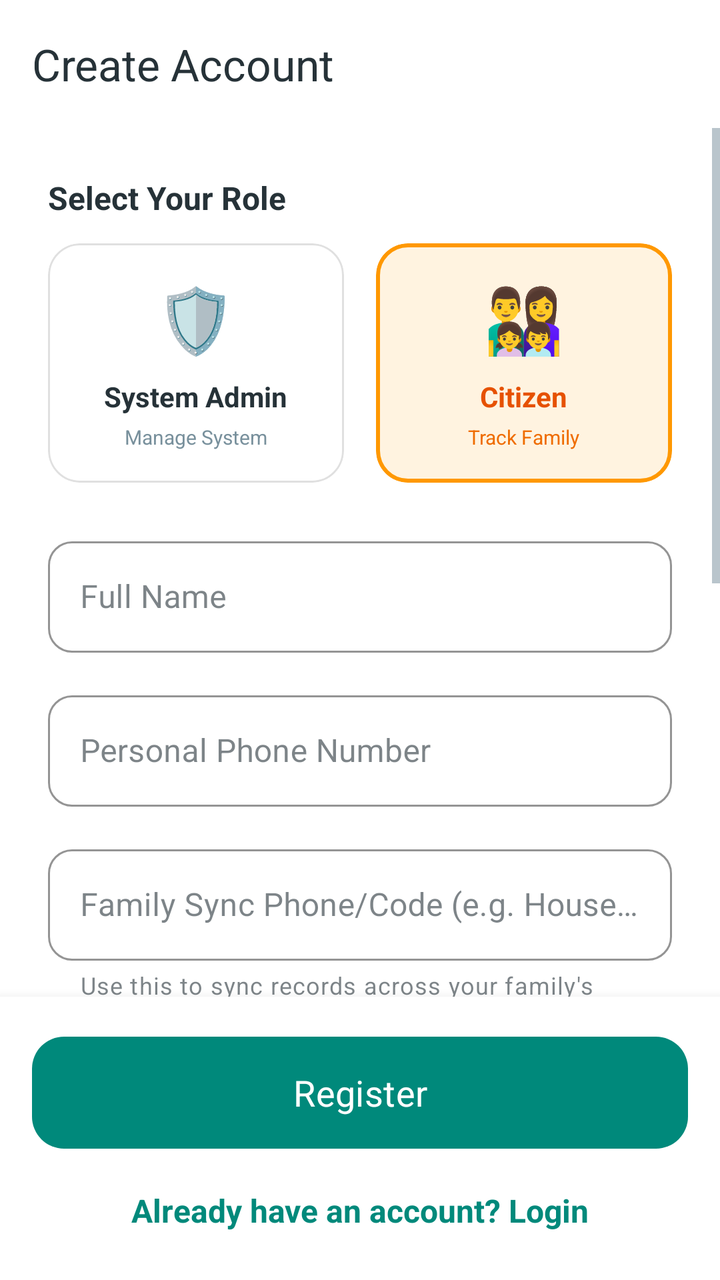
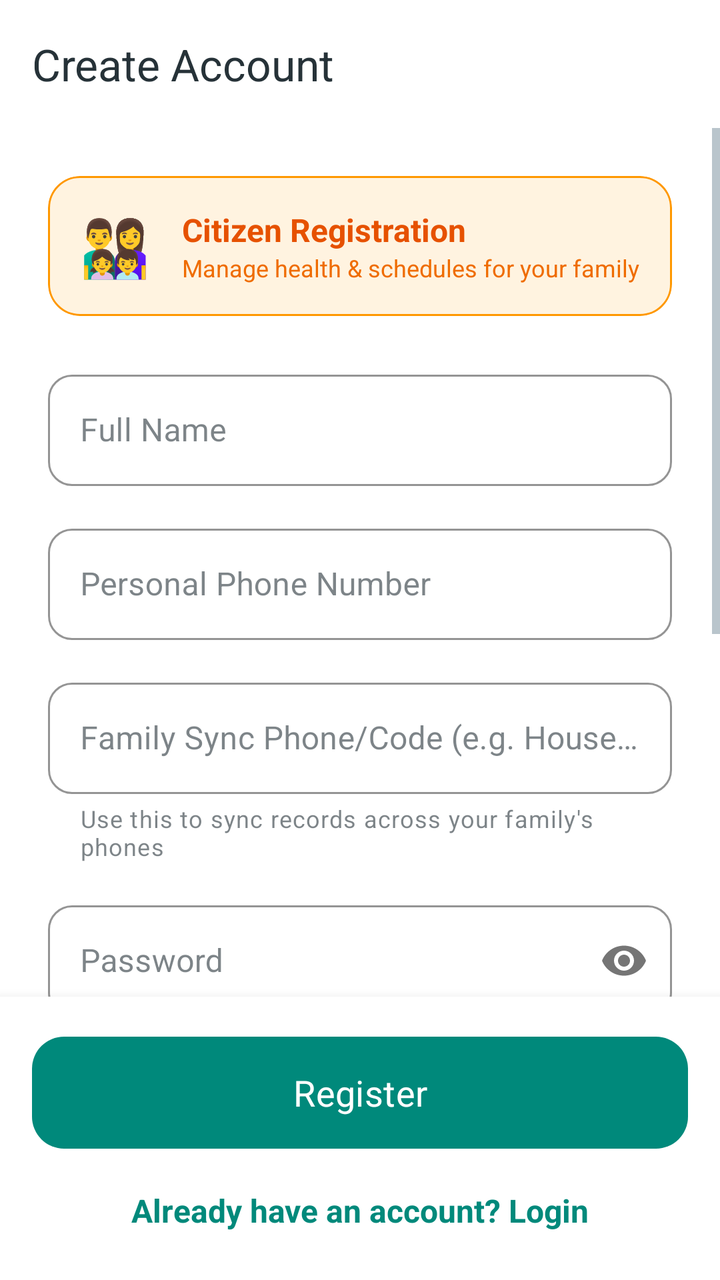

Before-and-after screenshots of an Android layout around one commit, followed by the original layout XML and the change that was made.
<!-- AndroidManifest.xml: application theme Theme.DigitalVaccineApp -->
<!-- res/layout/activity_register.xml -->
<?xml version="1.0" encoding="utf-8"?>
<androidx.coordinatorlayout.widget.CoordinatorLayout xmlns:android="http://schemas.android.com/apk/res/android"
    xmlns:app="http://schemas.android.com/apk/res-auto"
    android:layout_width="match_parent"
    android:layout_height="match_parent"
    android:background="@color/bg_user">

    <com.google.android.material.appbar.AppBarLayout
        android:layout_width="match_parent"
        android:layout_height="wrap_content"
        android:background="@color/white"
        app:elevation="0dp">

        <com.google.android.material.appbar.MaterialToolbar
            android:id="@+id/toolbar"
            android:layout_width="match_parent"
            android:layout_height="?attr/actionBarSize"
            app:title="Create Account"
            app:titleTextColor="@color/text_main" />

    </com.google.android.material.appbar.AppBarLayout>

    <RelativeLayout
        android:layout_width="match_parent"
        android:layout_height="match_parent"
        app:layout_behavior="@string/appbar_scrolling_view_behavior">

        <ScrollView
            android:layout_width="match_parent"
            android:layout_height="match_parent"
            android:layout_above="@+id/bottomBar"
            android:fillViewport="true">

            <LinearLayout
                android:layout_width="match_parent"
                android:layout_height="wrap_content"
                android:background="@color/white"
                android:orientation="vertical"
                android:padding="24dp">

            <TextView
                android:layout_width="wrap_content"
                android:layout_height="wrap_content"
                android:text="Select Your Role"
                android:textColor="@color/text_main"
                android:textStyle="bold"
                android:textSize="16sp"
                android:layout_marginBottom="12dp" />

            <LinearLayout
                android:layout_width="match_parent"
                android:layout_height="wrap_content"
                android:orientation="horizontal"
                android:layout_marginBottom="24dp">

                
                <com.google.android.material.card.MaterialCardView
                    android:id="@+id/cardAdmin"
                    android:layout_width="0dp"
                    android:layout_height="wrap_content"
                    android:layout_weight="1"
                    android:layout_marginEnd="8dp"
                    app:cardBackgroundColor="@color/white"
                    app:cardCornerRadius="16dp"
                    app:strokeColor="#E0E0E0"
                    app:strokeWidth="1dp"
                    android:clickable="true"
                    android:focusable="true">
                    
                    <LinearLayout
                        android:layout_width="match_parent"
                        android:layout_height="wrap_content"
                        android:orientation="vertical"
                        android:gravity="center"
                        android:padding="16dp">
                        
                        <TextView
                            android:layout_width="wrap_content"
                            android:layout_height="wrap_content"
                            android:text="🛡️"
                            android:textSize="32sp" />
                        
                        <TextView
                            android:layout_width="wrap_content"
                            android:layout_height="wrap_content"
                            android:layout_marginTop="8dp"
                            android:text="System Admin"
                            android:textColor="@color/text_main"
                            android:textStyle="bold"
                            android:textSize="14sp" />
                            
                        <TextView
                            android:layout_width="wrap_content"
                            android:layout_height="wrap_content"
                            android:layout_marginTop="4dp"
                            android:text="Manage System"
                            android:textColor="@color/text_sub"
                            android:textSize="10sp"
                            android:gravity="center" />
                    </LinearLayout>
                </com.google.android.material.card.MaterialCardView>

                
                <com.google.android.material.card.MaterialCardView
                    android:id="@+id/cardCitizen"
                    android:layout_width="0dp"
                    android:layout_height="wrap_content"
                    android:layout_weight="1"
                    android:layout_marginStart="8dp"
                    app:cardBackgroundColor="#FFF3E0"
                    app:cardCornerRadius="16dp"
                    app:strokeColor="#FF9800"
                    app:strokeWidth="2dp"
                    android:clickable="true"
                    android:focusable="true">
                    
                    <LinearLayout
                        android:layout_width="match_parent"
                        android:layout_height="wrap_content"
                        android:orientation="vertical"
                        android:gravity="center"
                        android:padding="16dp">
                        
                        <TextView
                            android:layout_width="wrap_content"
                            android:layout_height="wrap_content"
                            android:text="👨‍👩‍👧‍👦"
                            android:textSize="32sp" />
                        
                        <TextView
                            android:layout_width="wrap_content"
                            android:layout_height="wrap_content"
                            android:layout_marginTop="8dp"
                            android:text="Citizen"
                            android:textColor="#E65100"
                            android:textStyle="bold"
                            android:textSize="14sp" />
                            
                        <TextView
                            android:layout_width="wrap_content"
                            android:layout_height="wrap_content"
                            android:layout_marginTop="4dp"
                            android:text="Track Family"
                            android:textColor="#EF6C00"
                            android:textSize="10sp"
                            android:gravity="center" />
                    </LinearLayout>
                </com.google.android.material.card.MaterialCardView>
            </LinearLayout>
            <com.google.android.material.textfield.TextInputLayout
                style="@style/Widget.MaterialComponents.TextInputLayout.OutlinedBox"
                android:layout_width="match_parent"
                android:layout_height="wrap_content"
                android:layout_marginBottom="16dp"
                android:hint="Full Name"
                app:boxStrokeColor="@color/primary_blue">

                <com.google.android.material.textfield.TextInputEditText
                    android:id="@+id/etName"
                    android:layout_width="match_parent"
                    android:layout_height="wrap_content"
                    android:inputType="textPersonName" />
            </com.google.android.material.textfield.TextInputLayout>



            <com.google.android.material.textfield.TextInputLayout
                style="@style/Widget.MaterialComponents.TextInputLayout.OutlinedBox"
                android:layout_width="match_parent"
                android:layout_height="wrap_content"
                android:layout_marginBottom="16dp"
                android:hint="Personal Phone Number"
                app:boxStrokeColor="@color/primary_blue">

                <com.google.android.material.textfield.TextInputEditText
                    android:id="@+id/etPhone"
                    android:layout_width="match_parent"
                    android:layout_height="wrap_content"
                    android:inputType="phone" />
            </com.google.android.material.textfield.TextInputLayout>

            <com.google.android.material.textfield.TextInputLayout
                style="@style/Widget.MaterialComponents.TextInputLayout.OutlinedBox"
                android:layout_width="match_parent"
                android:layout_height="wrap_content"
                android:layout_marginBottom="16dp"
                android:hint="Family Sync Phone/Code (e.g. Household Head Num)"
                app:boxStrokeColor="@color/primary_blue"
                app:helperText="Use this to sync records across your family's phones">

                <com.google.android.material.textfield.TextInputEditText
                    android:id="@+id/etFamilySyncPhone"
                    android:layout_width="match_parent"
                    android:layout_height="wrap_content"
                    android:inputType="phone" />
            </com.google.android.material.textfield.TextInputLayout>



            <com.google.android.material.textfield.TextInputLayout
                style="@style/Widget.MaterialComponents.TextInputLayout.OutlinedBox"
                android:layout_width="match_parent"
                android:layout_height="wrap_content"
                android:layout_marginBottom="16dp"
                android:hint="Password"
                app:passwordToggleEnabled="true"
                app:boxStrokeColor="@color/primary_blue">

                <com.google.android.material.textfield.TextInputEditText
                    android:id="@+id/etPassword"
                    android:layout_width="match_parent"
                    android:layout_height="wrap_content"
                    android:inputType="textPassword" />
            </com.google.android.material.textfield.TextInputLayout>

            <com.google.android.material.textfield.TextInputLayout
                style="@style/Widget.MaterialComponents.TextInputLayout.OutlinedBox"
                android:layout_width="match_parent"
                android:layout_height="wrap_content"
                android:layout_marginBottom="16dp"
                android:hint="Confirm Password"
                app:passwordToggleEnabled="true"
                app:boxStrokeColor="@color/primary_blue">

                <com.google.android.material.textfield.TextInputEditText
                    android:id="@+id/etConfirmPassword"
                    android:layout_width="match_parent"
                    android:layout_height="wrap_content"
                    android:inputType="textPassword" />
            </com.google.android.material.textfield.TextInputLayout>

            <com.google.android.material.textfield.TextInputLayout
                style="@style/Widget.MaterialComponents.TextInputLayout.OutlinedBox"
                android:layout_width="match_parent"
                android:layout_height="wrap_content"
                android:layout_marginBottom="16dp"
                android:hint="Age"
                app:boxStrokeColor="@color/primary_blue">

                <com.google.android.material.textfield.TextInputEditText
                    android:id="@+id/etAge"
                    android:layout_width="match_parent"
                    android:layout_height="wrap_content"
                    android:inputType="number" />
            </com.google.android.material.textfield.TextInputLayout>

            <TextView
                android:layout_width="wrap_content"
                android:layout_height="wrap_content"
                android:layout_marginTop="8dp"
                android:text="Gender"
                android:textColor="@color/text_main" />

            <RadioGroup
                android:id="@+id/rgGender"
                android:layout_width="match_parent"
                android:layout_height="wrap_content"
                android:layout_marginBottom="32dp"
                android:orientation="horizontal">

                <RadioButton
                    android:id="@+id/rbMale"
                    android:layout_width="wrap_content"
                    android:layout_height="wrap_content"
                    android:layout_weight="1"
                    android:text="Male" />

                <RadioButton
                    android:id="@+id/rbFemale"
                    android:layout_width="wrap_content"
                    android:layout_height="wrap_content"
                    android:layout_weight="1"
                    android:text="Female" />
                    
                <RadioButton
                    android:id="@+id/rbOther"
                    android:layout_width="wrap_content"
                    android:layout_height="wrap_content"
                    android:layout_weight="1"
                    android:text="Other" />
            </RadioGroup>

            </LinearLayout>
        </ScrollView>

        <FrameLayout
            android:id="@+id/bottomBar"
            android:layout_width="match_parent"
            android:layout_height="wrap_content"
            android:layout_alignParentBottom="true"
            android:background="?attr/colorSurface"
            android:elevation="8dp"
            android:padding="16dp">
            
            <LinearLayout
                android:layout_width="match_parent"
                android:layout_height="wrap_content"
                android:orientation="vertical">

                <com.google.android.material.button.MaterialButton
                    android:id="@+id/btnRegister"
                    android:layout_width="match_parent"
                    android:layout_height="64dp"
                    android:text="Register"
                    android:textAllCaps="false"
                    android:textSize="18sp"
                    app:cornerRadius="16dp" />

                <TextView
                    android:id="@+id/tvLogin"
                    android:layout_width="wrap_content"
                    android:layout_height="wrap_content"
                    android:layout_gravity="center"
                    android:layout_marginTop="8dp"
                    android:padding="8dp"
                    android:text="Already have an account? Login"
                    android:textColor="@color/primary_blue"
                    android:textSize="16sp"
                    android:textStyle="bold" />
            </LinearLayout>
        </FrameLayout>

    </RelativeLayout>

</androidx.coordinatorlayout.widget.CoordinatorLayout>
<!-- resources referenced by this layout -->
<resources>
  <color name="bg_user">#F5F7F7</color>
  <color name="primary_blue">#00897B</color>
  <color name="text_main">#263238</color>
  <color name="text_sub">#78909C</color>
  <color name="white">#FFFFFFFF</color>
  <style name="Theme.DigitalVaccineApp" parent="Theme.Material3.DayNight.NoActionBar">
          
          <item name="colorPrimary">@color/primary_teal</item>
          <item name="colorOnPrimary">@color/white</item>
          <item name="colorPrimaryContainer">@color/accent_teal_light</item>
          <item name="colorOnPrimaryContainer">@color/primary_teal_dark</item>
          
          <item name="colorSecondary">@color/primary_teal</item>
          <item name="colorOnSecondary">@color/white</item>
          <item name="colorSecondaryContainer">@color/accent_teal_light</item>
          <item name="colorOnSecondaryContainer">@color/primary_teal_dark</item>
          
          
          <item name="android:windowBackground">@color/bg_user</item>
          <item name="colorSurface">@color/white</item>
          <item name="colorOnSurface">@color/text_main</item>
          <item name="colorSurfaceVariant">@color/bg_user</item>
          <item name="colorOnSurfaceVariant">@color/text_sub</item>
          
          
          <item name="android:textColorPrimary">@color/text_main</item>
          <item name="android:textColorSecondary">@color/text_sub</item>
          
          
          <item name="android:statusBarColor">@color/bg_user</item>
          <item name="android:windowLightStatusBar">true</item>
          
          <item name="colorOutline">@color/stroke_color</item>
          
          
          <item name="shapeAppearanceSmallComponent">@style/ShapeAppearanceOverlay.App.SmallComponent</item>
          <item name="shapeAppearanceMediumComponent">@style/ShapeAppearanceOverlay.App.MediumComponent</item>
          <item name="shapeAppearanceLargeComponent">@style/ShapeAppearanceOverlay.App.LargeComponent</item>
          
          <item name="fontFamily">sans-serif</item>
          <item name="bottomNavigationStyle">@style/Widget.App.BottomNavigationView</item>
      </style>
  <color name="primary_teal">#00897B</color>
  <color name="accent_teal_light">#E0F2F1</color>
  <color name="primary_teal_dark">#00695C</color>
  <color name="stroke_color">#ECEFF1</color>
  <style name="ShapeAppearanceOverlay.App.SmallComponent" parent="">
          <item name="cornerFamily">rounded</item>
          <item name="cornerSize">12dp</item>
      </style>
  <style name="ShapeAppearanceOverlay.App.MediumComponent" parent="">
          <item name="cornerFamily">rounded</item>
          <item name="cornerSize">16dp</item>
      </style>
  <style name="ShapeAppearanceOverlay.App.LargeComponent" parent="">
          <item name="cornerFamily">rounded</item>
          <item name="cornerSize">24dp</item>
      </style>
  <style name="Widget.App.BottomNavigationView" parent="Widget.Material3.BottomNavigationView">
          <item name="itemIconTint">@color/primary_teal</item>
          <item name="itemTextColor">@color/primary_teal</item>
          <item name="labelVisibilityMode">labeled</item>
          <item name="android:background">@color/white</item>
      </style>
</resources>

<!-- the commit's change to res/layout/activity_register.xml (unified diff, before → after) -->
@@ -38,115 +38,53 @@
                 android:orientation="vertical"
                 android:padding="24dp">
 
-            <TextView
-                android:layout_width="wrap_content"
-                android:layout_height="wrap_content"
-                android:text="Select Your Role"
-                android:textColor="@color/text_main"
-                android:textStyle="bold"
-                android:textSize="16sp"
-                android:layout_marginBottom="12dp" />
-
-            <LinearLayout
-                android:layout_width="match_parent"
-                android:layout_height="wrap_content"
-                android:orientation="horizontal"
-                android:layout_marginBottom="24dp">
-
+            
+            <com.google.android.material.card.MaterialCardView
+                android:layout_width="match_parent"
+                android:layout_height="wrap_content"
+                android:layout_marginBottom="24dp"
+                app:cardBackgroundColor="#FFF3E0"
+                app:cardCornerRadius="16dp"
+                app:strokeColor="#FF9800"
+                app:strokeWidth="1dp">
                 
-                <com.google.android.material.card.MaterialCardView
-                    android:id="@+id/cardAdmin"
-                    android:layout_width="0dp"
-                    android:layout_height="wrap_content"
-                    android:layout_weight="1"
-                    android:layout_marginEnd="8dp"
-                    app:cardBackgroundColor="@color/white"
-                    app:cardCornerRadius="16dp"
-                    app:strokeColor="#E0E0E0"
-                    app:strokeWidth="1dp"
-                    android:clickable="true"
-                    android:focusable="true">
+                <LinearLayout
+                    android:layout_width="match_parent"
+                    android:layout_height="wrap_content"
+                    android:orientation="horizontal"
+                    android:gravity="center_vertical"
+                    android:padding="16dp">
+                    
+                    <TextView
+                        android:layout_width="wrap_content"
+                        android:layout_height="wrap_content"
+                        android:text="👨‍👩‍👧‍👦"
+                        android:textSize="28sp"
+                        android:layout_marginEnd="16dp" />
                     
                     <LinearLayout
-                        android:layout_width="match_parent"
+                        android:layout_width="0dp"
                         android:layout_height="wrap_content"
-                        android:orientation="vertical"
-                        android:gravity="center"
-                        android:padding="16dp">
+                        android:layout_weight="1"
+                        android:orientation="vertical">
                         
                         <TextView
                             android:layout_width="wrap_content"
                             android:layout_height="wrap_content"
-                            android:text="🛡️"
-                            android:textSize="32sp" />
-                        
-                        <TextView
-                            android:layout_width="wrap_content"
-                            android:layout_height="wrap_content"
-                            android:layout_marginTop="8dp"
-                            android:text="System Admin"
-                            android:textColor="@color/text_main"
+                            android:text="Citizen Registration"
+                            android:textColor="#E65100"
                             android:textStyle="bold"
-                            android:textSize="14sp" />
+                            android:textSize="16sp" />
                             
                         <TextView
                             android:layout_width="wrap_content"
                             android:layout_height="wrap_content"
-                            android:layout_marginTop="4dp"
-                            android:text="Manage System"
-                            android:textColor="@color/text_sub"
-                            android:textSize="10sp"
-                            android:gravity="center" />
+                            android:text="Manage health &amp; schedules for your family"
+                            android:textColor="#EF6C00"
+                            android:textSize="12sp" />
                     </LinearLayout>
-                </com.google.android.material.card.MaterialCardView>
-
-                
-                <com.google.android.material.card.MaterialCardView
-                    android:id="@+id/cardCitizen"
-                    android:layout_width="0dp"
-                    android:layout_height="wrap_content"
-                    android:layout_weight="1"
-                    android:layout_marginStart="8dp"
-                    app:cardBackgroundColor="#FFF3E0"
-                    app:cardCornerRadius="16dp"
-                    app:strokeColor="#FF9800"
-                    app:strokeWidth="2dp"
-                    android:clickable="true"
-                    android:focusable="true">
-                    
-                    <LinearLayout
-                        android:layout_width="match_parent"
-                        android:layout_height="wrap_content"
-                        android:orientation="vertical"
-                        android:gravity="center"
-                        android:padding="16dp">
-                        
-                        <TextView
-                            android:layout_width="wrap_content"
-                            android:layout_height="wrap_content"
-                            android:text="👨‍👩‍👧‍👦"
-                            android:textSize="32sp" />
-                        
-                        <TextView
-                            android:layout_width="wrap_content"
-                            android:layout_height="wrap_content"
-                            android:layout_marginTop="8dp"
-                            android:text="Citizen"
-                            android:textColor="#E65100"
-                            android:textStyle="bold"
-                            android:textSize="14sp" />
-                            
-                        <TextView
-                            android:layout_width="wrap_content"
-                            android:layout_height="wrap_content"
-                            android:layout_marginTop="4dp"
-                            android:text="Track Family"
-                            android:textColor="#EF6C00"
-                            android:textSize="10sp"
-                            android:gravity="center" />
-                    </LinearLayout>
-                </com.google.android.material.card.MaterialCardView>
-            </LinearLayout>
+                </LinearLayout>
+            </com.google.android.material.card.MaterialCardView>
             <com.google.android.material.textfield.TextInputLayout
                 style="@style/Widget.MaterialComponents.TextInputLayout.OutlinedBox"
                 android:layout_width="match_parent"
<!-- resource entries referenced after the edit -->
@@ -3,7 +3,6 @@
   <color name="bg_user">#F5F7F7</color>
   <color name="primary_blue">#00897B</color>
   <color name="text_main">#263238</color>
-  <color name="text_sub">#78909C</color>
   <color name="white">#FFFFFFFF</color>
   <style name="Theme.DigitalVaccineApp" parent="Theme.Material3.DayNight.NoActionBar">
           
@@ -45,6 +44,7 @@
   <color name="primary_teal">#00897B</color>
   <color name="accent_teal_light">#E0F2F1</color>
   <color name="primary_teal_dark">#00695C</color>
+  <color name="text_sub">#78909C</color>
   <color name="stroke_color">#ECEFF1</color>
   <style name="ShapeAppearanceOverlay.App.SmallComponent" parent="">
           <item name="cornerFamily">rounded</item>
